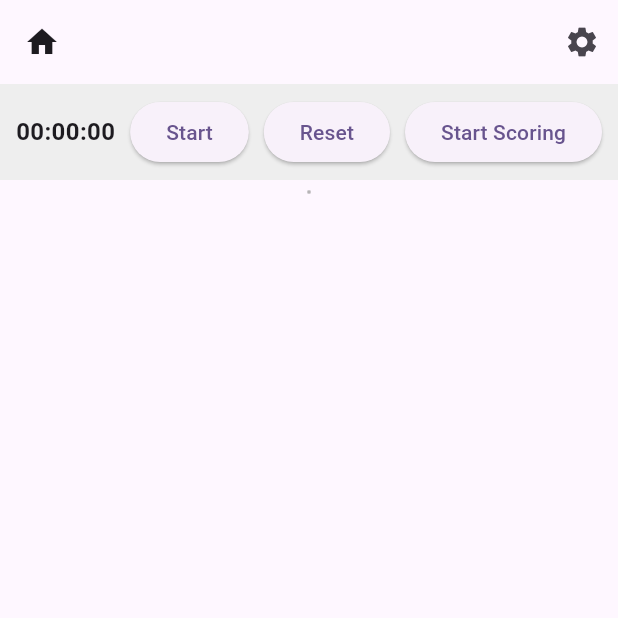
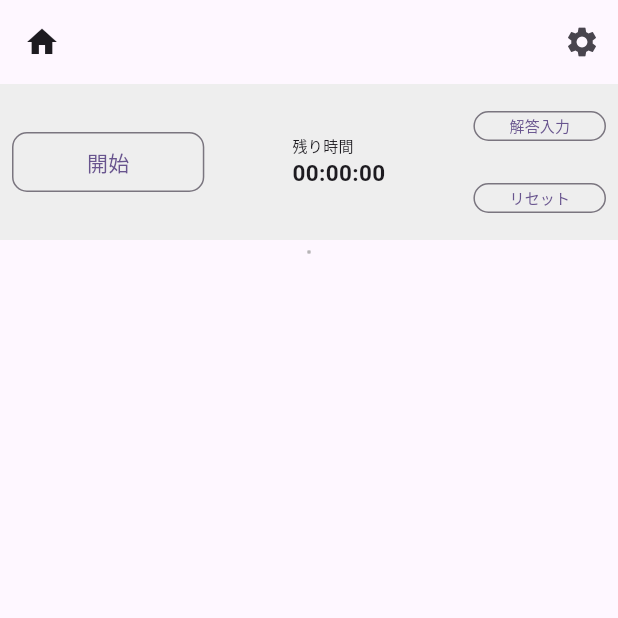
Before and after one commit to Teepen-kun/MarkSheetsFlutter, a Flutter app: the Marksheet screen opened directly with empty values, on a phone screen of 412 x 824 dp, the top half of it. Run offline on Flutter 3.47's test engine with Material 3 defaults, Android fonts, the phone set to English and light mode, and no system bars; our stand-ins replace google_fonts, numberpicker, sqflite; accounts and stored records are empty; Roboto replaces fonts that are missing (MPlusRounded).

Commit message:
Fontを変更，UI調整

```diff
--- a/marksheets/lib/HomeScreen.dart
+++ b/marksheets/lib/HomeScreen.dart
@@ -3,6 +3,7 @@ import 'SettingScreen.dart';
 import 'database_helper.dart';
 import 'HomePage.dart';
 import 'DetailsAndAppSettingPage.dart';
+import 'package:google_fonts/google_fonts.dart';
 
 class HomeScreen extends StatefulWidget {
   @override
@@ -25,7 +26,7 @@ Widget build(BuildContext context) {
     body: Padding(
       padding: EdgeInsets.only(bottom: kBottomNavigationBarHeight),
       child: _pages[_currentIndex],
-    ), // 現在選択されているタブに対応するページを表示
+    ),
     bottomNavigationBar: BottomNavigationBar(
       currentIndex: _currentIndex,
       onTap: (index) {
--- a/marksheets/lib/MarkSheet.dart
+++ b/marksheets/lib/MarkSheet.dart
@@ -402,31 +402,72 @@ String marksSorting(List<String> list){
 }
 
 Widget buildControlButtons() {
-    return Row(
-            mainAxisAlignment: MainAxisAlignment.center,
+  return Padding(
+    padding: const EdgeInsets.symmetric(horizontal: 8.0),
+    child: Row(
+      mainAxisAlignment: MainAxisAlignment.spaceBetween, // 左右に配置
+      crossAxisAlignment: CrossAxisAlignment.center,
       children: [
+        // 開始/停止
+        OutlinedButton(
+          onPressed: toggleTimer,
+          style: ElevatedButton.styleFrom(
+            padding: const EdgeInsets.symmetric(horizontal: 50, vertical: 10),
+            shape: RoundedRectangleBorder(
+            borderRadius: BorderRadius.circular(10),
+            ),
+          ),
+          child: Text(isCountingDown ? "停止" : (hasStarted ? "再開" : "開始")),
+
+        ),
+
+        //残り時間
+        Column(
+          crossAxisAlignment: CrossAxisAlignment.start,
+          children: [
+            const Text(
+              '残り時間',
+              style: const TextStyle(fontSize: 10),
+            ),
+
             Text(
               formatTime(remainingTime),
-                style: const TextStyle(fontSize: 16, fontWeight: FontWeight.bold),
-              ),
-              const SizedBox(width: 10),
-              ElevatedButton(
-                onPressed: toggleTimer,
-                child: Text(isCountingDown ? "Stop" : (hasStarted ? "Restart" : "Start")),
-              ),
-              const SizedBox(width: 10),
-                ElevatedButton(
-                  onPressed: resetTimer,
-                  child: const Text("Reset"),
-                ),
-              SizedBox(width: 10),
-              ElevatedButton(
-                  onPressed: startScoring,
-                  child: Text(isScoringMode? "End Scoring" : "Start Scoring" ),
+              style: const TextStyle(fontSize: 15, fontWeight: FontWeight.bold),
             ),
           ],
+        ),
+        Column(
+          children: [
+            //解答入力
+            OutlinedButton(
+                  onPressed: startScoring,
+                  style: OutlinedButton.styleFrom(
+                    minimumSize: const Size(80, 20), // ボタンを小さめに
+                    //padding: const EdgeInsets.symmetric(horizontal: 8),
+                  ),
+                  child: Text(isScoringMode ? "入力完了" : "解答入力",style: const TextStyle(fontSize: 10)),
+                ),
+            OutlinedButton(
+              onPressed: resetTimer,
+              style: OutlinedButton.styleFrom(
+                minimumSize: const Size(80, 20),
+                //padding: const EdgeInsets.symmetric(horizontal: 8),
+              ),
+              child: const Text("リセット" ,style: const TextStyle(fontSize: 10),),
+            )
+          ],
+        ),
+
+      ],
+    ),
   );
 }
+
+
+
+
+
+
 
 
 
@@ -474,7 +515,15 @@ String marksSorting(List<String> list){
               } catch (e) {
                 // エラー処理
                 ScaffoldMessenger.of(context).showSnackBar(
-                  SnackBar(content: Text('エラー: データを取得できませんでした')),
+                  SnackBar(
+                    content: Text('エラー: データを取得できませんでした'),
+                    behavior: SnackBarBehavior.floating,
+                    margin: EdgeInsets.only(
+                        bottom: 10,
+                        left: 16,
+                        right: 16,
+                      ),
+                    ),
                 );
     }
             },
@@ -484,10 +533,10 @@ String marksSorting(List<String> list){
       ),
         body: Column(
           children: [
-            // タイマーを配置する部分
+            // タイマーを等を配置する部分
             Container(
               color: Colors.grey[200], // タイマー部分に背景色を付ける
-              padding: const EdgeInsets.symmetric(vertical: 8.0),
+              padding: const EdgeInsets.symmetric(vertical: 4.0),
               child: buildControlButtons()
             ),
             Expanded(
@@ -530,6 +579,7 @@ String marksSorting(List<String> list){
               ),
             ),
             ),
+
         // 点数表示用のContainer
         if (isScoringMode)
           Container(
--- a/marksheets/lib/main.dart
+++ b/marksheets/lib/main.dart
@@ -1,7 +1,5 @@
 import 'package:flutter/foundation.dart';
 import 'package:flutter/material.dart';
-import 'package:marksheets/SQLDebug.dart';
-import 'SettingScreen.dart';
 import 'HomeScreen.dart';
 import 'dart:async';
 import 'database_helper.dart';
@@ -51,6 +49,7 @@ class MyApp extends StatelessWidget {
     return MaterialApp(
       title: 'MarkSheetsApp',
       theme: ThemeData(
+        fontFamily: 'MPlusRounded',
         colorScheme: ColorScheme.fromSeed(seedColor: Colors.deepPurple),
         useMaterial3: true,
       ),
```
Also changed, not shown: marksheets/lib/HomePage.dart (+40 -29 lines), marksheets/lib/SettingScreen.dart (+18 -2 lines), marksheets/pubspec.yaml (+7 -1 lines), marksheets/pubspec.lock, 3 other files. Lines whose indentation alone changed are shown as unchanged.
